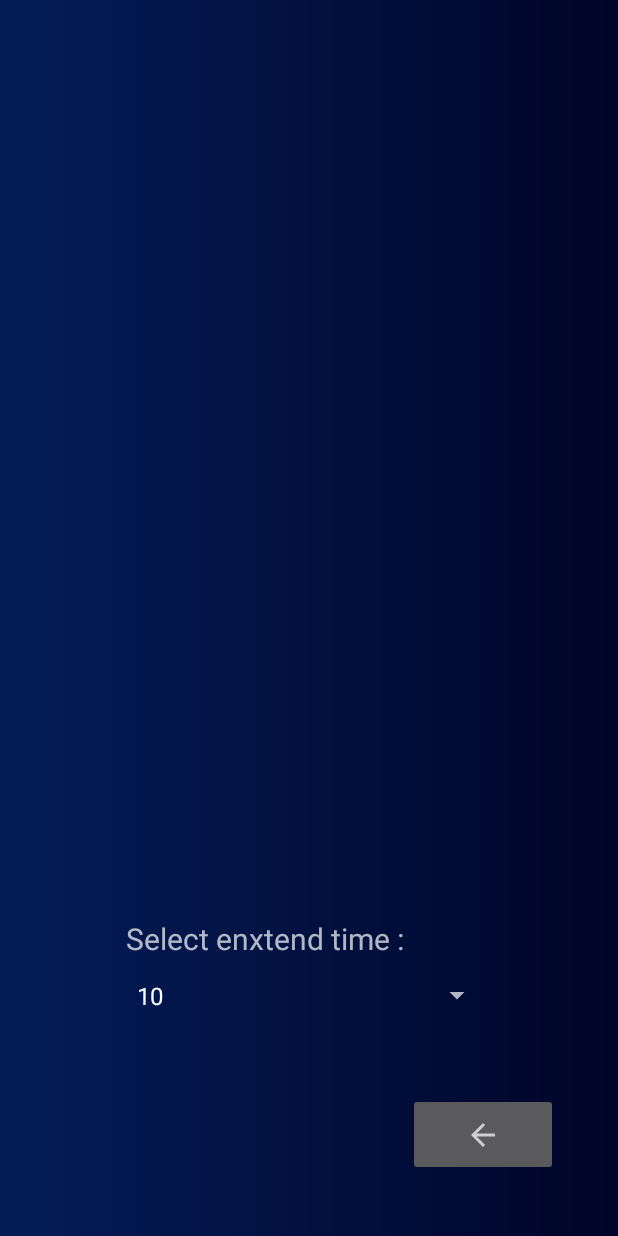
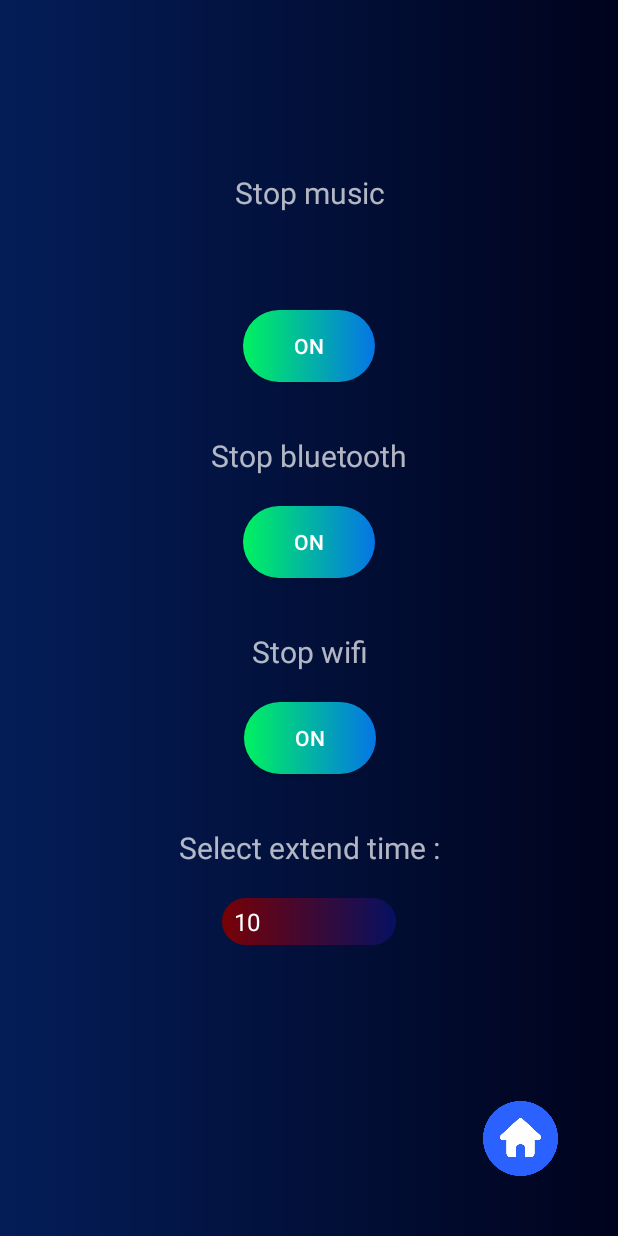
Before and after one commit to RomainPierre7/Sleep-Timer, an Android app: the Settings screen opened directly, with no data from a screen before it, on a phone screen of 412 x 824 dp. Run offline under Robolectric (Android 15) with nearby library versions, the phone set to English and light mode, and no system bars.

Commit message:
Settings

```diff
--- a/app/src/main/java/com/example/sleeptimer/MainActivity.kt
+++ b/app/src/main/java/com/example/sleeptimer/MainActivity.kt
@@ -4,6 +4,7 @@ import android.Manifest
 import android.bluetooth.BluetoothAdapter
 import android.content.Context
 import android.content.Intent
+import android.content.SharedPreferences
 import android.content.pm.PackageManager
 import android.os.Bundle
 import android.os.CountDownTimer
@@ -13,6 +14,7 @@ import android.widget.Button
 import android.widget.EditText
 import android.widget.ImageButton
 import android.widget.TextView
+import android.widget.ToggleButton
 import androidx.core.app.ActivityCompat
 import com.example.sleeptimer.R.*
 
@@ -44,13 +46,15 @@ class MainActivity : AppCompatActivity() {
 
     lateinit var countDownTimer: CountDownTimer
 
+    lateinit var sharedPreferences: SharedPreferences
+
     val manageBluetooth = BluetoothAdapter.getDefaultAdapter()
 
     override fun onCreate(savedInstanceState: Bundle?) {
         super.onCreate(savedInstanceState)
         setContentView(layout.activity_main)
 
-        val sharedPreferences = this?.getSharedPreferences("sharedPreferences", Context.MODE_PRIVATE)
+        sharedPreferences = this?.getSharedPreferences("sharedPreferences", Context.MODE_PRIVATE)!!
 
         val sharedEditor = sharedPreferences?.edit()
 
@@ -99,7 +103,8 @@ class MainActivity : AppCompatActivity() {
             if (timeMS < 0){
                 timeMS = 0
             }
-            sharedEditor?.putLong("startTime", timeMS)
+            startTimeMS = timeMS
+            sharedEditor?.putLong("startTime", startTimeMS)
             sharedEditor?.commit()
             updateText()
         }
@@ -109,7 +114,8 @@ class MainActivity : AppCompatActivity() {
             if (timeMS < 0){
                 timeMS = 0
             }
-            sharedEditor?.putLong("startTime", timeMS)
+            startTimeMS = timeMS
+            sharedEditor?.putLong("startTime", startTimeMS)
             sharedEditor?.commit()
             updateText()
         }
@@ -119,7 +125,8 @@ class MainActivity : AppCompatActivity() {
             if (timeMS > 10 * 1000 * 3600){
                 timeMS = 10 * 1000 * 3600
             }
-            sharedEditor?.putLong("startTime", timeMS)
+            startTimeMS = timeMS
+            sharedEditor?.putLong("startTime", startTimeMS)
             sharedEditor?.commit()
             updateText()
         }
@@ -129,7 +136,8 @@ class MainActivity : AppCompatActivity() {
             if (timeMS > 10 * 1000 * 3600){
                 timeMS = 10 * 1000 * 3600
             }
-            sharedEditor?.putLong("startTime", timeMS)
+            startTimeMS = timeMS
+            sharedEditor?.putLong("startTime", startTimeMS)
             sharedEditor?.commit()
             updateText()
         }
@@ -210,20 +218,15 @@ class MainActivity : AppCompatActivity() {
 
             override fun onFinish() {
                 timer.text = "ENDED"
-                /*if (ActivityCompat.checkSelfPermission(this, Manifest.permission.BLUETOOTH_CONNECT
-                    ) != PackageManager.PERMISSION_GRANTED
-                ) {
-                    // TODO: Consider calling
-                    //    ActivityCompat#requestPermissions
-                    // here to request the missing permissions, and then overriding
-                    //   public void onRequestPermissionsResult(int requestCode, String[] permissions,
-                    //                                          int[] grantResults)
-                    // to handle the case where the user grants the permission. See the documentation
-                    // for ActivityCompat#requestPermissions for more details.
-                    return
-                }*/
-                manageBluetooth.disable()
+                if (sharedPreferences.getBoolean("toggleMusic", true)){
 
+                }
+                if (sharedPreferences.getBoolean("toggleBlue", true)){
+                    manageBluetooth.disable()
+                }
+                if (sharedPreferences.getBoolean("toggleWifi", true)){
+
+                }
             }
         }.start()
     }
--- a/app/src/main/java/com/example/sleeptimer/Settings.kt
+++ b/app/src/main/java/com/example/sleeptimer/Settings.kt
@@ -5,12 +5,7 @@ import android.content.Intent
 import androidx.appcompat.app.AppCompatActivity
 import android.os.Bundle
 import android.view.View
-import android.widget.AdapterView
-import android.widget.ArrayAdapter
-import android.widget.ImageButton
-import android.widget.Spinner
-import android.widget.TextView
-import android.widget.Toast
+import android.widget.*
 
 class Settings : AppCompatActivity() {
 
@@ -33,6 +28,18 @@ class Settings : AppCompatActivity() {
         var lastExtend = sharedPreferences!!.getInt("lastExtend", 1)
 
         val spinnerExtend = findViewById<Spinner>(R.id.spinnerExtend)
+
+        val toggleMusic = findViewById<ToggleButton>(R.id.musicToggle)
+
+        val toggleBlue = findViewById<ToggleButton>(R.id.blueToggle)
+
+        val toggleWifi = findViewById<ToggleButton>(R.id.wifiToggle)
+
+        toggleMusic.isChecked = sharedPreferences.getBoolean("toggleMusic", true)
+
+        toggleBlue.isChecked = sharedPreferences.getBoolean("toggleBlue", true)
+
+        toggleWifi.isChecked = sharedPreferences.getBoolean("toggleWifi", true)
 
         if (spinnerExtend != null) {
             val adapter = ArrayAdapter(this, android.R.layout.simple_spinner_item, times)
@@ -65,5 +72,20 @@ class Settings : AppCompatActivity() {
         home.setOnClickListener {
             startActivity(backhome)
         }
+
+        toggleMusic.setOnClickListener {
+            sharedEditor?.putBoolean("toggleMusic", toggleMusic.isChecked)
+            sharedEditor?.commit()
+        }
+
+        toggleBlue.setOnClickListener {
+            sharedEditor?.putBoolean("toggleBlue", toggleBlue.isChecked)
+            sharedEditor?.commit()
+        }
+
+        toggleWifi.setOnClickListener {
+            sharedEditor?.putBoolean("toggleWifi", toggleWifi.isChecked)
+            sharedEditor?.commit()
+        }
     }
 }
--- a/app/src/main/java/com/example/sleeptimer/Storage.kt
+++ /dev/null
@@ -1,18 +0,0 @@
-package com.example.sleeptimer
-
-import android.content.Context
-import android.content.SharedPreferences
-
-class Storage {
-    private val sharedPreferences: SharedPreferences
-    companion object{
-        private val PREFS = "PREFS"
-    }
-
-    constructor(context: Context){
-        sharedPreferences = context.getSharedPreferences(PREFS,Context.MODE_PRIVATE)
-    }
-
-    fun saveString(key: String, value: String) = sharedPreferences.edit().putString(key, value).apply()
-    fun readString(key: String) = sharedPreferences.getString(key, null)
-}
--- a/app/src/main/res/drawable/night.xml
+++ b/app/src/main/res/drawable/night.xml
@@ -1,4 +1,4 @@
 <?xml version="1.0" encoding="utf-8"?>
 <shape android:shape="rectangle" xmlns:android="http://schemas.android.com/apk/res/android">
-    <gradient android:startColor="#041D58" android:endColor="#000428"/>
+    <gradient android:startColor="#041D58" android:endColor="#00031C"/>
 </shape>
--- /dev/null
+++ b/app/src/main/res/drawable/toggleselector.xml
@@ -0,0 +1,9 @@
+<?xml version="1.0" encoding="utf-8"?>
+<selector xmlns:android="http://schemas.android.com/apk/res/android">
+    <item android:state_pressed="true" android:state_window_focused="true"
+        android:drawable="@drawable/green"/>
+    <item android:state_checked="true"
+        android:drawable="@drawable/green"/>
+    <item
+        android:drawable="@drawable/red"/>
+</selector>
--- a/app/src/main/res/layout/activity_main.xml
+++ b/app/src/main/res/layout/activity_main.xml
@@ -71,8 +71,8 @@
 
     <Button
         android:id="@+id/buttonP5"
-        android:layout_width="wrap_content"
-        android:layout_height="wrap_content"
+        android:layout_width="75dp"
+        android:layout_height="45dp"
         android:layout_marginStart="2dp"
         android:layout_marginBottom="32dp"
         android:background="@drawable/green"
@@ -85,8 +85,8 @@
 
     <Button
         android:id="@+id/buttonM10"
-        android:layout_width="wrap_content"
-        android:layout_height="wrap_content"
+        android:layout_width="75dp"
+        android:layout_height="45dp"
         android:layout_marginBottom="32dp"
         android:background="@drawable/red"
         android:text="- 10"
@@ -98,8 +98,8 @@
 
     <Button
         android:id="@+id/buttonM5"
-        android:layout_width="wrap_content"
-        android:layout_height="wrap_content"
+        android:layout_width="75dp"
+        android:layout_height="45dp"
         android:layout_marginStart="4dp"
         android:layout_marginBottom="32dp"
         android:background="@drawable/red"
@@ -112,8 +112,8 @@
 
     <Button
         android:id="@+id/buttonP10"
-        android:layout_width="wrap_content"
-        android:layout_height="wrap_content"
+        android:layout_width="75dp"
+        android:layout_height="45dp"
         android:layout_marginBottom="32dp"
         android:background="@drawable/green"
         android:text="+ 10"
--- a/app/src/main/res/layout/activity_settings.xml
+++ b/app/src/main/res/layout/activity_settings.xml
@@ -9,41 +9,136 @@
 
     <ImageButton
         android:id="@+id/home"
-        android:layout_width="100dp"
-        android:layout_height="55dp"
+        android:layout_width="50dp"
+        android:layout_height="50dp"
         android:layout_marginEnd="40dp"
         android:layout_marginBottom="40dp"
+        android:scaleType="fitXY"
+        android:background="#00FFFFFF"
         app:layout_constraintBottom_toBottomOf="parent"
         app:layout_constraintEnd_toEndOf="parent"
-        app:srcCompat="?attr/homeAsUpIndicator" />
+        app:srcCompat="@drawable/home" />
 
     <Spinner
         android:id="@+id/spinnerExtend"
-        android:layout_width="245dp"
-        android:layout_height="26dp"
-        android:layout_marginStart="83dp"
-        android:layout_marginEnd="83dp"
-        android:layout_marginBottom="52dp"
+        android:layout_width="116dp"
+        android:layout_height="31dp"
+        android:layout_marginStart="147dp"
+        android:layout_marginEnd="148dp"
+        android:layout_marginBottom="104dp"
         android:alwaysDrawnWithCache="false"
-        android:animateLayoutChanges="false"
+        android:animateLayoutChanges="true"
         android:animationCache="true"
+        android:background="@drawable/gradient"
+        android:dropDownWidth="wrap_content"
+        android:fadeScrollbars="true"
+        android:gravity="center"
+        android:popupBackground="@drawable/night"
         android:spinnerMode="dropdown"
         app:layout_constraintBottom_toTopOf="@+id/home"
         app:layout_constraintEnd_toEndOf="parent"
-        app:layout_constraintHorizontal_bias="1.0"
         app:layout_constraintStart_toStartOf="parent" />
 
     <TextView
         android:id="@+id/textExtend"
         android:layout_width="wrap_content"
         android:layout_height="wrap_content"
-        android:layout_marginStart="83dp"
-        android:layout_marginEnd="142dp"
-        android:layout_marginBottom="11dp"
-        android:text="Select enxtend time :"
+        android:layout_marginStart="113dp"
+        android:layout_marginEnd="113dp"
+        android:layout_marginBottom="20dp"
+        android:text="Select extend time :"
         android:textSize="20sp"
         app:layout_constraintBottom_toTopOf="@+id/spinnerExtend"
         app:layout_constraintEnd_toEndOf="parent"
         app:layout_constraintStart_toStartOf="parent" />
 
+    <ToggleButton
+        android:id="@+id/musicToggle"
+        android:layout_width="wrap_content"
+        android:layout_height="wrap_content"
+        android:layout_marginStart="161dp"
+        android:layout_marginEnd="162dp"
+        android:layout_marginBottom="35dp"
+        android:text="ToggleButton"
+        app:layout_constraintBottom_toTopOf="@+id/textView2"
+        app:layout_constraintEnd_toEndOf="parent"
+        app:layout_constraintStart_toStartOf="parent"
+        android:textOn="ON"
+        android:textOff="OFF"
+        android:background="@drawable/toggleselector"/>
+
+    <ToggleButton
+        android:id="@+id/blueToggle"
+        android:layout_width="wrap_content"
+        android:layout_height="wrap_content"
+        android:layout_marginStart="161dp"
+        android:layout_marginEnd="162dp"
+        android:layout_marginBottom="35dp"
+        android:text="ToggleButton"
+        app:layout_constraintBottom_toTopOf="@+id/textView3"
+        app:layout_constraintEnd_toEndOf="parent"
+        app:layout_constraintStart_toStartOf="parent"
+        android:textOn="ON"
+        android:textOff="OFF"
+        android:background="@drawable/toggleselector"/>
+
+    <ToggleButton
+        android:id="@+id/wifiToggle"
+        android:layout_width="wrap_content"
+        android:layout_height="wrap_content"
+        android:layout_marginStart="162dp"
+        android:layout_marginEnd="161dp"
+        android:layout_marginBottom="35dp"
+        android:text="ToggleButton"
+        app:layout_constraintBottom_toTopOf="@+id/textExtend"
+        app:layout_constraintEnd_toEndOf="parent"
+        app:layout_constraintStart_toStartOf="parent"
+        android:textOn="ON"
+        android:textOff="OFF"
+        android:background="@drawable/toggleselector"/>
+
+    <TextView
+        android:id="@+id/textView"
+        android:layout_width="wrap_content"
+        android:layout_height="wrap_content"
+        android:layout_marginStart="155dp"
+        android:layout_marginTop="69dp"
+        android:layout_marginEnd="155dp"
+        android:layout_marginBottom="20dp"
+        android:text="Stop music"
+        android:textAlignment="center"
+        android:textSize="20sp"
+        app:layout_constraintBottom_toTopOf="@+id/musicToggle"
+        app:layout_constraintEnd_toEndOf="parent"
+        app:layout_constraintStart_toStartOf="parent"
+        app:layout_constraintTop_toTopOf="parent" />
+
+    <TextView
+        android:id="@+id/textView2"
+        android:layout_width="wrap_content"
+        android:layout_height="wrap_content"
+        android:layout_marginStart="140dp"
+        android:layout_marginEnd="140dp"
+        android:layout_marginBottom="20dp"
+        android:text="Stop bluetooth"
+        android:textAlignment="center"
+        android:textSize="20sp"
+        app:layout_constraintBottom_toTopOf="@+id/blueToggle"
+        app:layout_constraintEnd_toEndOf="parent"
+        app:layout_constraintStart_toStartOf="parent" />
+
+    <TextView
+        android:id="@+id/textView3"
+        android:layout_width="wrap_content"
+        android:layout_height="wrap_content"
+        android:layout_marginStart="167dp"
+        android:layout_marginEnd="167dp"
+        android:layout_marginBottom="20dp"
+        android:text="Stop wifi"
+        android:textAlignment="center"
+        android:textSize="20sp"
+        app:layout_constraintBottom_toTopOf="@+id/wifiToggle"
+        app:layout_constraintEnd_toEndOf="parent"
+        app:layout_constraintStart_toStartOf="parent" />
+
 </androidx.constraintlayout.widget.ConstraintLayout>
```
Also changed, not shown: app/src/main/res/drawable/home.webp (added).
